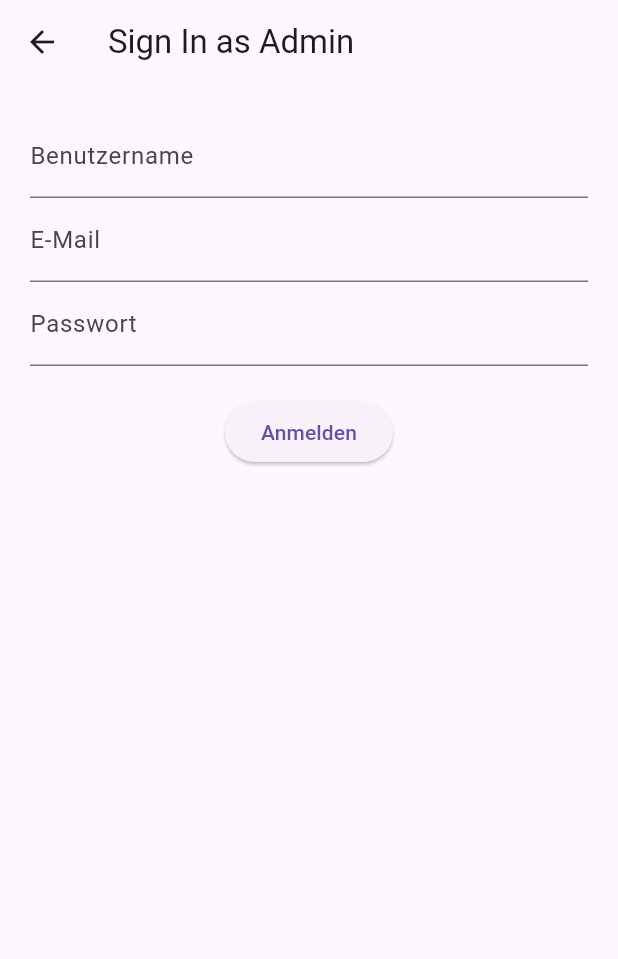
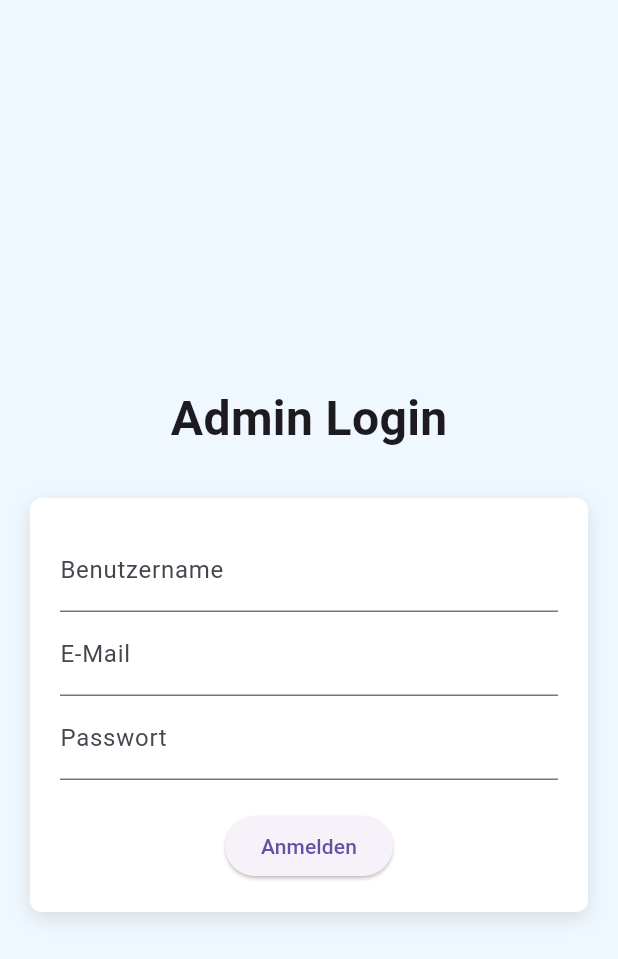
Before and after one commit to Kahuut/Kahuut_, a Flutter app: the SignInAsAdminPage screen opened directly, on a phone screen of 412 x 824 dp. Shown: the top 959 px of the screen. Run offline on Flutter 3.47's test engine with Material 3 defaults, Android fonts, the light colour scheme and no system bars.

Commit message:
SignIn Update

```diff
--- a/lib/pages/SignInAdmin.dart
+++ b/lib/pages/SignInAdmin.dart
@@ -1,6 +1,5 @@
 import 'package:flutter/material.dart';
 import 'AdminBereich/AdminStartseite.dart';
-
 
 class SignInAsAdminPage extends StatefulWidget {
   const SignInAsAdminPage({super.key});
@@ -27,7 +26,8 @@ class _SignInAsAdminPageState extends State<SignInAsAdminPage> {
         ScaffoldMessenger.of(context).showSnackBar(
           const SnackBar(content: Text('Admin erfolgreich angemeldet')),
         );
-        Future.delayed(const Duration(milliseconds: 200), () {
+
+        Future.delayed(const Duration(milliseconds: 500), () {
           Navigator.pushReplacement(
             context,
             MaterialPageRoute(builder: (context) => const AdminStartseite()),
@@ -52,16 +52,42 @@ class _SignInAsAdminPageState extends State<SignInAsAdminPage> {
   @override
   Widget build(BuildContext context) {
     return Scaffold(
-      appBar: AppBar(title: const Text("Sign In as Admin")),
-      body: Padding(
+      backgroundColor: const Color(0xFFEFF8FF),
+      body: Center(
+        child: SingleChildScrollView(
+          child: Column(
+            children: [
+              const SizedBox(height: 40),
+              const Text(
+                'Admin Login',
+                style: TextStyle(
+                  fontSize: 32,
+                  fontWeight: FontWeight.bold,
+                ),
+              ),
+              const SizedBox(height: 30),
+              Container(
                 padding: const EdgeInsets.all(20),
+                margin: const EdgeInsets.symmetric(horizontal: 20),
+                decoration: BoxDecoration(
+                  color: Colors.white,
+                  borderRadius: BorderRadius.circular(8),
+                  boxShadow: [
+                    BoxShadow(
+                      color: Colors.grey.withOpacity(0.3),
+                      blurRadius: 10,
+                      offset: const Offset(0, 4),
+                    ),
+                  ],
+                ),
                 child: Form(
                   key: _formKey,
                   child: Column(
                     children: [
                       TextFormField(
                         controller: _usernameController,
-                decoration: const InputDecoration(labelText: 'Benutzername'),
+                        decoration:
+                        const InputDecoration(labelText: 'Benutzername'),
                         validator: (value) =>
                         value!.isEmpty ? 'Bitte Benutzername eingeben' : null,
                       ),
@@ -73,10 +99,12 @@ class _SignInAsAdminPageState extends State<SignInAsAdminPage> {
                       ),
                       TextFormField(
                         controller: _passwordController,
-                decoration: const InputDecoration(labelText: 'Passwort'),
+                        decoration:
+                        const InputDecoration(labelText: 'Passwort'),
                         obscureText: true,
-                validator: (value) =>
-                value!.length < 6 ? 'Mindestens 6 Zeichen' : null,
+                        validator: (value) => value!.length < 6
+                            ? 'Mindestens 6 Zeichen'
+                            : null,
                       ),
                       const SizedBox(height: 20),
                       ElevatedButton(
@@ -87,6 +115,10 @@ class _SignInAsAdminPageState extends State<SignInAsAdminPage> {
                   ),
                 ),
               ),
+            ],
+          ),
+        ),
+      ),
     );
   }
 }
```
Also changed, not shown: lib/pages/SignInUser.dart (+41 -6 lines). Lines whose indentation alone changed are shown as unchanged.
